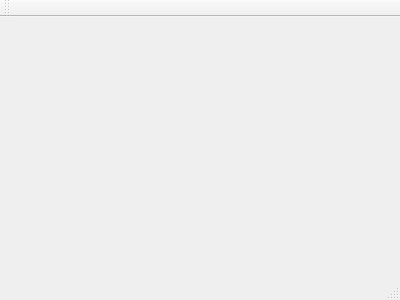
Qt form MyZooShop/mainwindow.ui (annaprok/ZooShop) before a commit.
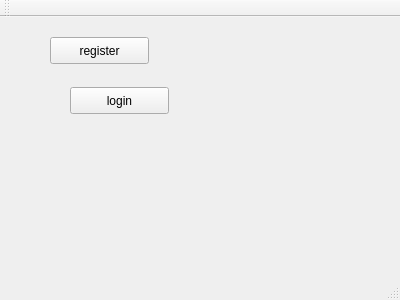
The same form after that commit.

The edit to the form file:
```diff
--- a/MyZooShop/mainwindow.ui
+++ b/MyZooShop/mainwindow.ui
@@ -12,13 +12,55 @@
   <property name="windowTitle" >
    <string>MainWindow</string>
   </property>
-  <widget class="QMenuBar" name="menuBar" />
-  <widget class="QToolBar" name="mainToolBar" />
-  <widget class="QWidget" name="centralWidget" />
-  <widget class="QStatusBar" name="statusBar" />
+  <widget class="QWidget" name="centralWidget">
+   <widget class="QPushButton" name="login_btn">
+    <property name="geometry">
+     <rect>
+      <x>70</x>
+      <y>70</y>
+      <width>99</width>
+      <height>27</height>
+     </rect>
+    </property>
+    <property name="text">
+     <string>login</string>
+    </property>
+   </widget>
+   <widget class="QPushButton" name="register_btn">
+    <property name="geometry">
+     <rect>
+      <x>50</x>
+      <y>20</y>
+      <width>99</width>
+      <height>27</height>
+     </rect>
+    </property>
+    <property name="text">
+     <string>register</string>
+    </property>
+   </widget>
+  </widget>
+  <widget class="QMenuBar" name="menuBar">
+   <property name="geometry">
+    <rect>
+     <x>0</x>
+     <y>0</y>
+     <width>400</width>
+     <height>25</height>
+    </rect>
+   </property>
+  </widget>
+  <widget class="QToolBar" name="mainToolBar">
+   <attribute name="toolBarArea">
+    <enum>TopToolBarArea</enum>
+   </attribute>
+   <attribute name="toolBarBreak">
+    <bool>false</bool>
+   </attribute>
+  </widget>
+  <widget class="QStatusBar" name="statusBar"/>
  </widget>
- <layoutDefault spacing="6" margin="11" />
- <pixmapfunction></pixmapfunction>
+ <layoutdefault spacing="6" margin="11"/>
  <resources/>
  <connections/>
 </ui>
```
Left out of the diff: 7 changed lines with no effect on the pictures.
